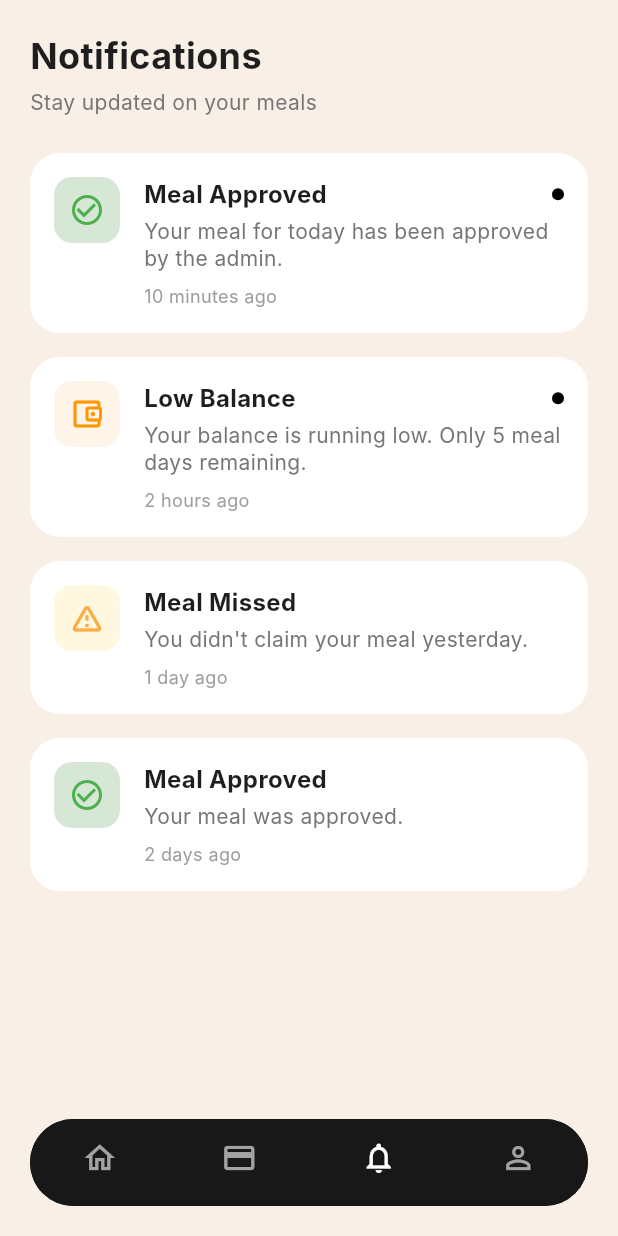
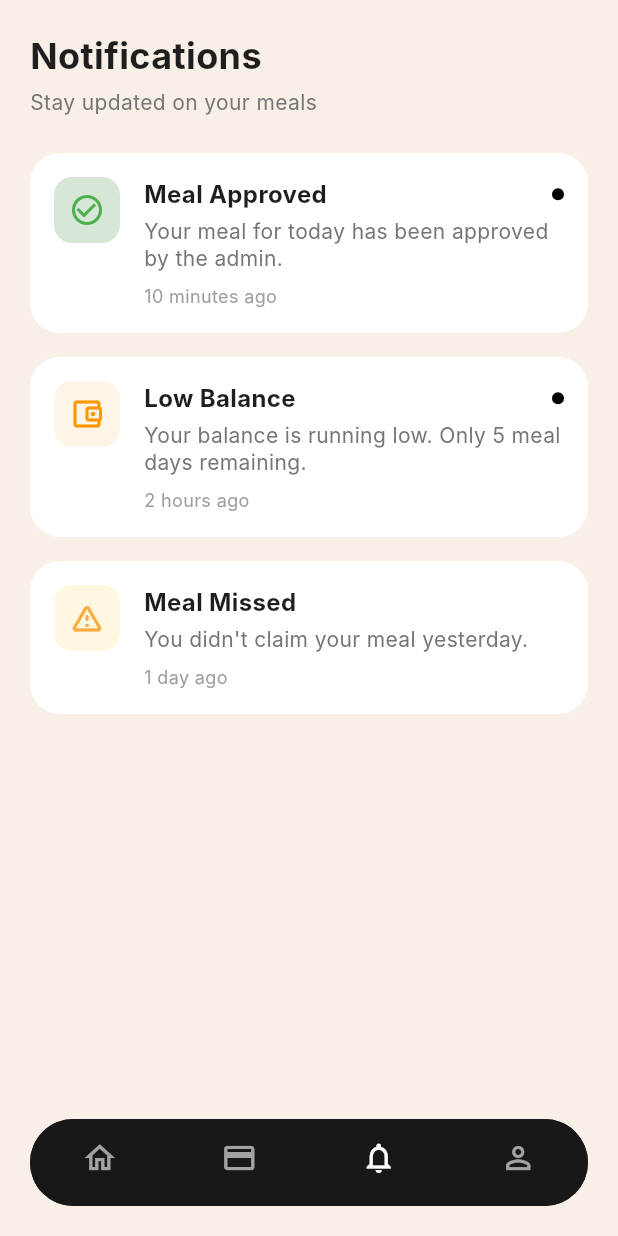
Before and after one commit to kevenmuba/MealLink, a Flutter app: the MainWrapper screen opened directly, item 3 of the bottom bar chosen, on a phone screen of 412 x 824 dp. Run offline on Flutter 3.47's test engine with Material 3 defaults, Android fonts, the phone set to English and light mode, and no system bars; network calls fail; Roboto replaces fonts that are missing (Inter).

Commit message:
removing the mock data of notif screen

```diff
--- a/lib/features/alert/screens/alert_screen.dart
+++ b/lib/features/alert/screens/alert_screen.dart
@@ -40,14 +40,6 @@ class AlertScreen extends StatelessWidget {
             iconColor: Colors.orangeAccent,
             iconBgColor: Color(0xFFFFF8E1), // Light yellow
           ),
-          NotificationCard(
-            title: 'Meal Approved',
-            description: 'Your meal was approved.',
-            time: '2 days ago',
-            icon: Icons.check_circle_outline,
-            iconColor: Colors.green,
-            iconBgColor: AppColors.cardGreen,
-          ),
         ],
       ),
     );
```
